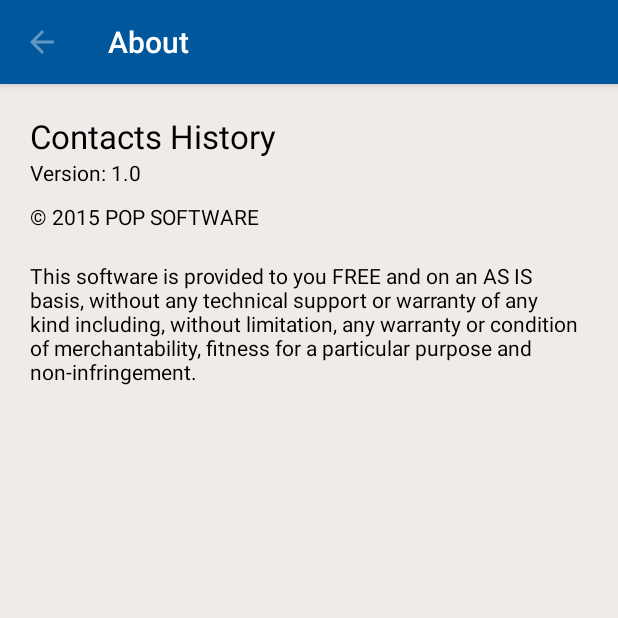
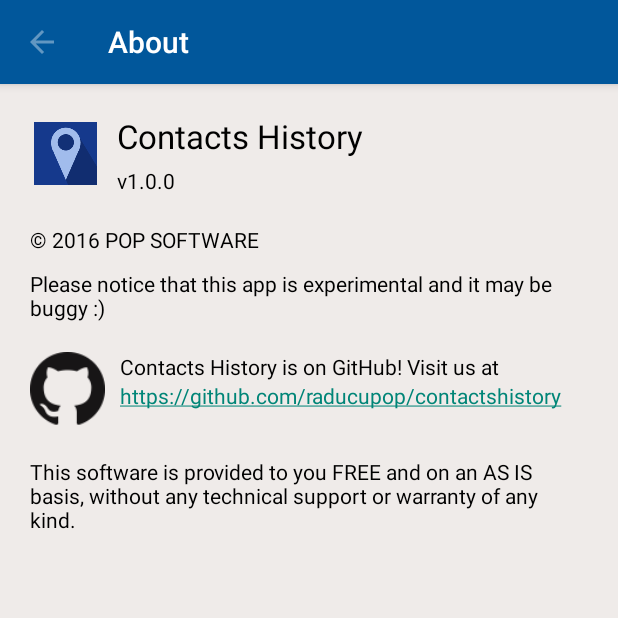
Before and after one commit to raducupop/contactshistory, an Android app: the AboutActivity screen opened directly, with no data from a screen before it, on a phone screen of 412 x 824 dp, the top half of it. Run offline under Robolectric (Android 15) with nearby library versions, the phone set to English and light mode, and no system bars.

Commit message:
Bug fixes and UI updates

```diff
--- a/app/build.gradle
+++ b/app/build.gradle
@@ -8,8 +8,7 @@
         applicationId "com.contactshistory"
         minSdkVersion 14
         targetSdkVersion 22
-        versionCode 1
-        versionName "1.0"
+
     }
     buildTypes {
         release {
--- a/app/src/main/AndroidManifest.xml
+++ b/app/src/main/AndroidManifest.xml
@@ -1,8 +1,8 @@
 <?xml version="1.0" encoding="utf-8"?>
 <manifest xmlns:android="http://schemas.android.com/apk/res/android"
     package="com.contactshistory"
-    android:versionCode="1"
-    android:versionName="1.0">
+    android:versionCode="100"
+    android:versionName="1.0.0">
 
     <uses-sdk
         android:minSdkVersion="14"
--- a/app/src/main/java/com/contactshistory/AboutActivity.java
+++ b/app/src/main/java/com/contactshistory/AboutActivity.java
@@ -3,6 +3,8 @@
 import android.os.Bundle;
 import android.support.v7.app.ActionBarActivity;
 import android.support.v7.widget.Toolbar;
+import android.text.method.LinkMovementMethod;
+import android.widget.TextView;
 
 public class AboutActivity extends ActionBarActivity {
 
@@ -19,6 +21,9 @@
         getSupportActionBar().setDisplayHomeAsUpEnabled(true);
         getSupportActionBar().setDisplayShowHomeEnabled(true);
 
+        TextView link = (TextView) findViewById(R.id.textView5);
+        link.setMovementMethod(LinkMovementMethod.getInstance());
+
     }
 
 }
--- a/app/src/main/res/layout/about_layout.xml
+++ b/app/src/main/res/layout/about_layout.xml
@@ -12,22 +12,56 @@
         android:layout_width="match_parent"
         />
 
+
+    <LinearLayout
+        android:orientation="horizontal"
+        android:layout_width="fill_parent"
+        android:layout_height="wrap_content"
+        android:layout_marginLeft="20dp"
+        android:layout_marginTop="20dp"
+        android:layout_marginRight="20dp"
+        android:layout_marginBottom="20dp">
+
+        <ImageView
+            android:layout_width="wrap_content"
+            android:layout_height="wrap_content"
+            android:id="@+id/imageView"
+            android:background="@mipmap/ic_launcher"
+            android:layout_gravity="center" />
+
+        <LinearLayout
+            android:orientation="vertical"
+            android:layout_width="match_parent"
+            android:layout_height="wrap_content">
+
             <TextView
                 android:layout_width="wrap_content"
                 android:layout_height="wrap_content"
                 android:textAppearance="?android:attr/textAppearanceLarge"
                 android:text="@string/app_name"
                 android:id="@+id/textView"
-        android:layout_marginTop="20dp"
-        android:layout_marginRight="20dp"
-        android:layout_marginLeft="20dp"
-        android:textColor="#ff000000"/>
+                android:textColor="#ff000000"
+                android:layout_marginRight="10dp"
+                android:layout_marginLeft="10dp" />
 
             <TextView
                 android:layout_width="wrap_content"
                 android:layout_height="wrap_content"
                 android:text="@string/app_version"
                 android:id="@+id/textView2"
+                android:textColor="#ff000000"
+                android:layout_marginLeft="10dp"
+                android:layout_marginRight="10dp"
+                android:layout_marginTop="5dp" />
+        </LinearLayout>
+
+    </LinearLayout>
+
+    <TextView
+        android:layout_width="wrap_content"
+        android:layout_height="wrap_content"
+        android:text="@string/app_cr_text"
+        android:id="@+id/textView3"
         android:layout_marginLeft="20dp"
         android:layout_marginRight="20dp"
         android:textColor="#ff000000" />
@@ -35,25 +69,65 @@
     <TextView
         android:layout_width="wrap_content"
         android:layout_height="wrap_content"
-        android:text="@string/app_cr_text"
-        android:id="@+id/textView3"
+        android:text="@string/notice"
+        android:id="@+id/notice"
         android:layout_marginLeft="20dp"
         android:layout_marginTop="10dp"
         android:layout_marginRight="20dp"
         android:textColor="#ff000000" />
 
+    <LinearLayout
+        android:orientation="horizontal"
+        android:layout_width="fill_parent"
+        android:layout_height="wrap_content"
+        android:layout_marginTop="10dp"
+        android:layout_marginLeft="20dp"
+        android:layout_marginRight="20dp">
+
+        <ImageView
+            android:layout_width="50dp"
+            android:layout_height="50dp"
+            android:id="@+id/imageView2"
+            android:layout_marginTop="10dp"
+            android:background="@drawable/github_mark"
+            android:layout_marginRight="10dp" />
+
+        <LinearLayout
+            android:orientation="vertical"
+            android:layout_width="fill_parent"
+            android:layout_height="wrap_content">
+
+            <TextView
+                android:layout_width="wrap_content"
+                android:layout_height="wrap_content"
+                android:text="@string/ghub_text"
+                android:id="@+id/textView4"
+                android:textColor="#ff000000"
+                android:layout_marginTop="10dp" />
+
+            <TextView
+                android:layout_width="wrap_content"
+                android:layout_height="wrap_content"
+                android:text="@string/ghub_link"
+                android:id="@+id/textView5"
+                android:autoLink="web"
+                 />
+        </LinearLayout>
+
+    </LinearLayout>
+
     <ScrollView
-        android:layout_width="match_parent"
-        android:layout_height="match_parent"
-        android:id="@+id/scrollView"
-        android:layout_gravity="center_horizontal"
-        android:layout_margin="20dp" >
+        android:layout_width="wrap_content"
+        android:layout_height="wrap_content"
+        android:id="@+id/scrollView">
 
             <TextView
                 android:layout_width="wrap_content"
                 android:layout_height="wrap_content"
                 android:text="@string/eula"
                 android:id="@+id/eula"
-            android:textColor="#ff000000" />
-    </ScrollView>
+                android:textColor="#ff000000"
+                android:layout_margin="20dp" />
+    </ScrollView>>
+
 </LinearLayout>
--- a/app/src/main/res/values/strings.xml
+++ b/app/src/main/res/values/strings.xml
@@ -1,9 +1,9 @@
 <?xml version="1.0" encoding="utf-8"?>
 <resources>
 
-    <string name="app_name">Contacts History</string>
-    <string name="app_version">Version: 1.0</string>
-    <string name="app_cr_text">© 2015 POP SOFTWARE</string>
+    <string name="app_name" translatable="false">Contacts History</string>
+    <string name="app_version" translatable="false">v1.0.0</string>
+    <string name="app_cr_text" translatable="false">© 2016 POP SOFTWARE</string>
 
     <string name="action_settings">Settings</string>
 
@@ -127,6 +127,8 @@
     <string name="setting_read_info">Read data when importing</string>
     <string name="setting_read_info_summary">Read Contacts History data from contacts when imported</string>
 
+    <string name="setting_ui_type">Compact interface</string>
+    <string name="setting_ui_type_summary">Don\'t show Today, Week and Month tabs in main screen</string>
 
     <string name="setting_displaydate">Date format</string>
     <string name="setting_displaydate_summary">Pick date format</string>
@@ -190,6 +192,8 @@
 
 	<string name="date_util_suffix">ago</string>
 
-     <string name="eula" translatable="false">This software is provided to you FREE and on an "AS IS" basis, without any technical support or warranty of any kind including, without limitation, any warranty or condition of merchantability, fitness for a particular purpose and non-infringement.\n\n</string>
-
+     <string name="eula" translatable="false">This software is provided to you FREE and on an AS IS basis, without any technical support or warranty of any kind.\n</string>
+    <string name="notice" translatable="false">Please notice that this app is experimental and it may be buggy :)</string>
+     <string name="ghub_text" translatable="false">Contacts History is on GitHub! Visit us at </string>
+     <string name="ghub_link" translatable="false"><u>https://github.com/raducupop/contactshistory</u></string>
 </resources>
--- a/app/src/main/res/xml/settings_screen.xml
+++ b/app/src/main/res/xml/settings_screen.xml
@@ -38,6 +38,12 @@
 
 
     <PreferenceCategory android:title="@string/setting_category_display" >
+
+        <CheckBoxPreference
+            android:key="prefCompactUI"
+            android:defaultValue="true"
+            android:summary="@string/setting_ui_type_summary"
+            android:title="@string/setting_ui_type" />
 
         <ListPreference
             android:key="prefDateFormat"
--- a/build.gradle
+++ b/build.gradle
@@ -5,7 +5,7 @@
         jcenter()
     }
     dependencies {
-        classpath 'com.android.tools.build:gradle:1.2.3'
+        classpath 'com.android.tools.build:gradle:2.1.2'
 
         // NOTE: Do not place your application dependencies here; they belong
         // in the individual module build.gradle files
```
Also changed, not shown: app/src/main/java/com/contactshistory/CallListener.java (+7 -10 lines), app/src/main/java/com/contactshistory/MainActivity.java (+21 -6 lines), app/src/main/java/com/contactshistory/ViewPagerAdapter.java (+25 -1 lines), app/src/main/res/drawable-hdpi/github_mark.png (added), app/src/main/res/drawable-mdpi/github_mark.png (added), app/src/main/res/drawable-xhdpi/github_mark.png (added), gradle/wrapper/gradle-wrapper.properties, 3 other files. Lines whose indentation alone changed are shown as unchanged.
